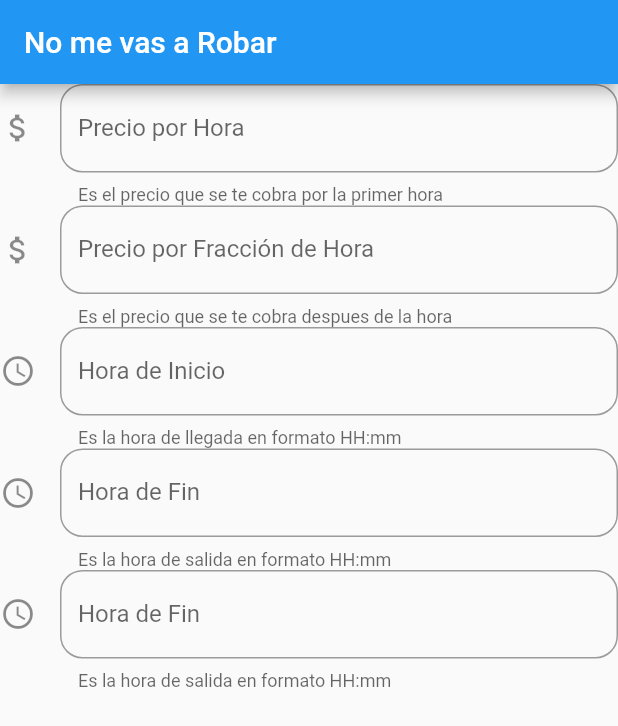
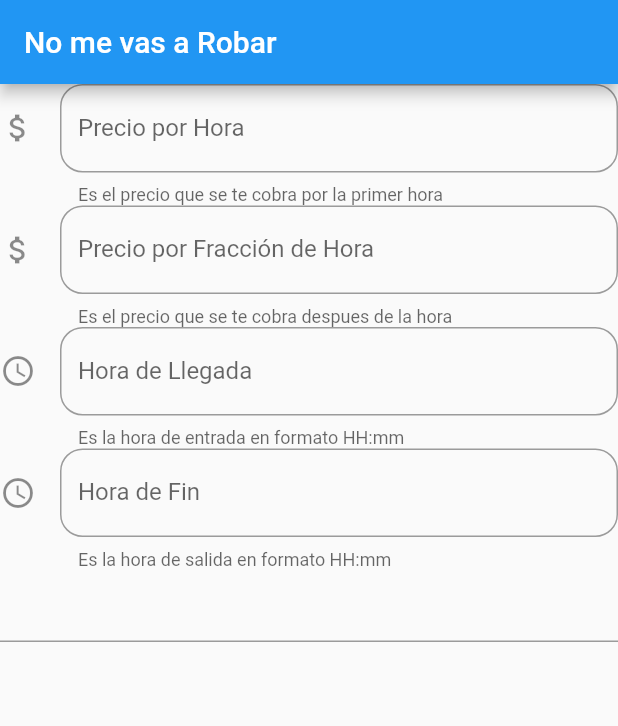
Before and after one commit to Juanzassu/flutter, a Flutter app: the screen it shows after launch, on a phone screen of 412 x 824 dp. Shown: the top 726 px of the screen. Run offline on Flutter 3.47's test engine with Material 2 defaults, Android fonts, the phone set to English and light mode, and no system bars.

Commit message:
Se envia aplicacion de estacionamiento

```diff
--- a/antirobo_parking/lib/main.dart
+++ b/antirobo_parking/lib/main.dart
@@ -14,11 +14,15 @@ class Estado extends State {
 
   double precioHora = 0.0;
   double precioFrac = 0.0;
-  double precioTota = 0.0;
+  double precioTotal = 0.0;
+  int horas=0;
+  int minutos=0;
+  double tiempo_total=0;
   String horaIni;
   String horaFin;
   TimeOfDay time1;
   TimeOfDay time2;
+  TimeOfDay time3;
 
   @override
   Widget build(BuildContext context) {
@@ -71,14 +75,14 @@ class Estado extends State {
                   print(varCambio);
                   setState(() {
                     horaIni= varCambio;
-                    time1 = TimeOfDay(hour: int.parse(horaIni.split(":")[0]), minute: int.parse(horaIni.split(":")[1]));
+                    time2 = TimeOfDay(hour: int.parse(horaIni.split(":")[0]), minute: int.parse(horaIni.split(":")[1]));
                   });
                 },
                 decoration: InputDecoration(
                     icon: Icon(Icons.access_time),
-                    labelText: 'Hora de Inicio',
+                    labelText: 'Hora de Llegada',
                     hintText: '¿A qué hora llegaste?',
-                    helperText: 'Es la hora de llegada en formato HH:mm',
+                    helperText: 'Es la hora de entrada en formato HH:mm',
                     border: OutlineInputBorder(
                       borderRadius: BorderRadius.circular(15),
                     )
@@ -89,7 +93,7 @@ class Estado extends State {
 
                   print(varCambio);
                   setState(() {
-                    horaIni= varCambio;
+                    horaFin= varCambio;
                     time2 = TimeOfDay(hour: int.parse(horaIni.split(":")[0]), minute: int.parse(horaIni.split(":")[1]));
                   });
                 },
@@ -104,24 +108,16 @@ class Estado extends State {
                 ),
               ),
               TextField(
-                onChanged: (varCambio) {
-
-                  print(varCambio);
+                onChanged: (varCambio){
+                  print(precioTotal);
                   setState(() {
-                    horaIni= varCambio;
-                    time2 = TimeOfDay(hour: int.parse(horaIni.split(":")[0]), minute: int.parse(horaIni.split(":")[1]));
+                    horas=time2.hour-time1.hour;
+                    minutos=time2.minute-time1.minute;
+                    tiempo_total=horas+minutos.abs()/60;
+                    precioTotal = precioHora+precioFrac*tiempo_total;
                   });
                 },
-                decoration: InputDecoration(
-                    icon: Icon(Icons.access_time),
-                    labelText: 'Hora de Fin',
-                    hintText: '¿A qué hora te vas?',
-                    helperText: 'Es la hora de salida en formato HH:mm',
-                    border: OutlineInputBorder(
-                      borderRadius: BorderRadius.circular(15),
-                    )
-                ),
-              ),
+              )
             ],
           ),
         ),
```
